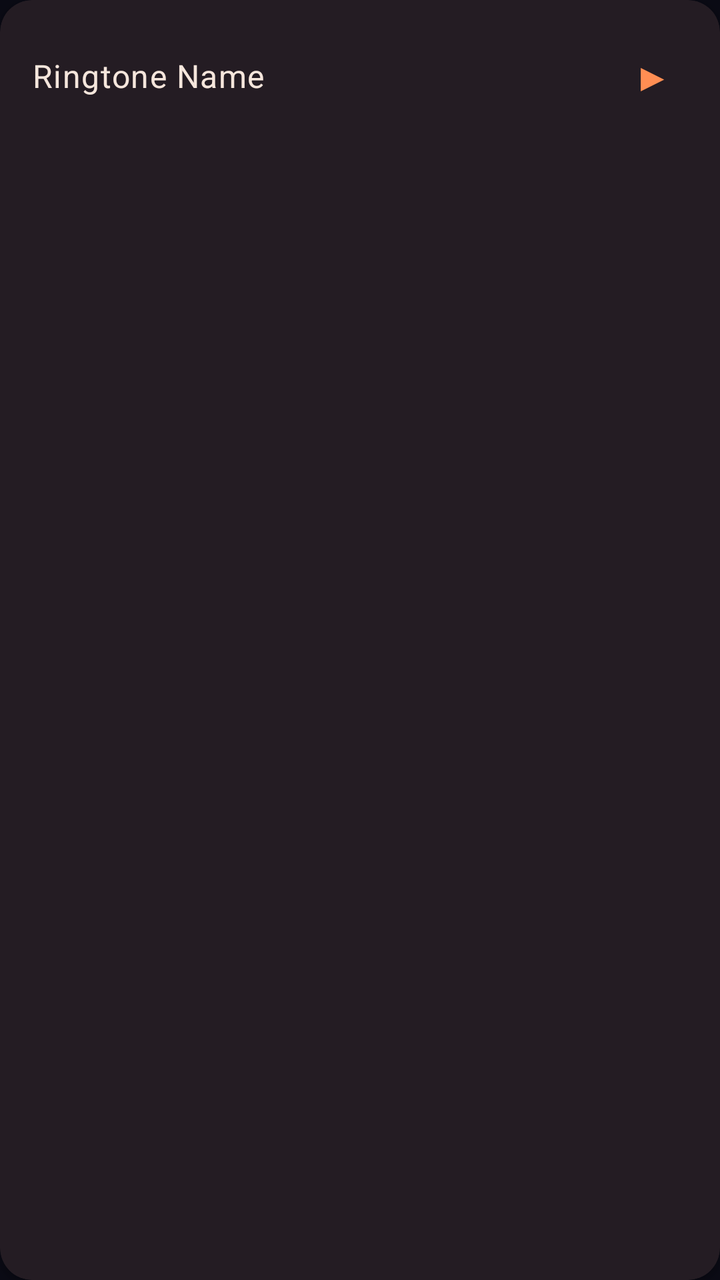
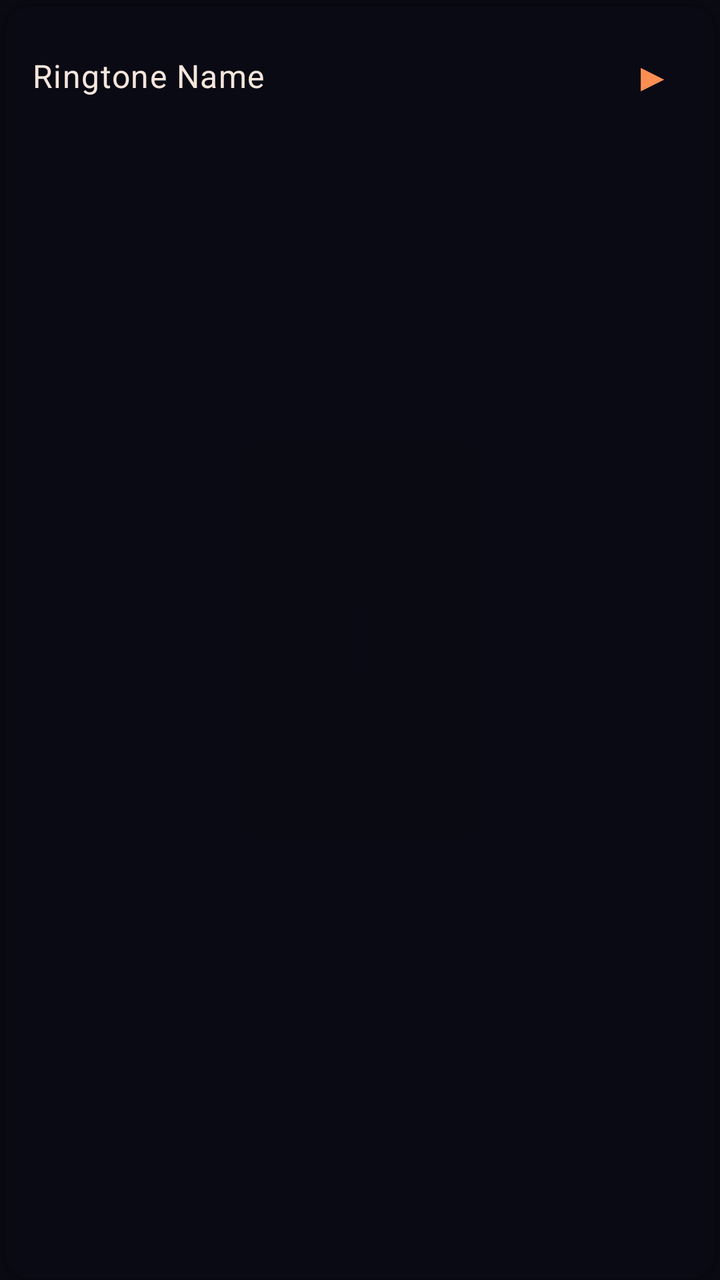

Screens rendered from an Android XML layout before and after an edit, with the pre-edit source and the edit as a unified diff.
<!-- AndroidManifest.xml: application theme Theme.MyApplication -->
<!-- res/layout/item_ringtone.xml -->
<?xml version="1.0" encoding="utf-8"?>
<com.google.android.material.card.MaterialCardView
    xmlns:android="http://schemas.android.com/apk/res/android"
    xmlns:app="http://schemas.android.com/apk/res-auto"
    android:id="@+id/ringtoneCard"
    android:layout_width="match_parent"
    android:layout_height="wrap_content"
    android:layout_marginHorizontal="16dp"
    android:layout_marginVertical="8dp"
    app:cardBackgroundColor="@color/md_theme_dark_surface"
    app:cardCornerRadius="16dp"
    app:cardElevation="2dp"
    app:strokeWidth="0dp">

    <LinearLayout
        android:layout_width="match_parent"
        android:layout_height="wrap_content"
        android:orientation="horizontal"
        android:padding="16dp"
        android:gravity="center_vertical">

        <TextView
            android:id="@+id/ringtoneTitle"
            android:layout_width="0dp"
            android:layout_height="wrap_content"
            android:layout_weight="1"
            android:textAppearance="@style/TextAppearance.Material3.BodyLarge"
            android:textColor="@color/md_theme_dark_onSurface"
            android:text="Ringtone Name"
            android:maxLines="1"
            android:ellipsize="end"/>

        <TextView
            android:id="@+id/previewIcon"
            android:layout_width="wrap_content"
            android:layout_height="wrap_content"
            android:text="▶"
            android:textSize="20sp"
            android:textColor="@color/md_theme_dark_primary"
            android:padding="8dp"
            android:background="?attr/selectableItemBackgroundBorderless"
            android:clickable="true"
            android:focusable="true"
            android:layout_marginStart="16dp"/>

    </LinearLayout>

</com.google.android.material.card.MaterialCardView>
<!-- resources referenced by this layout -->
<resources>
  <color name="md_theme_dark_onSurface">#F5E6DC</color>
  <color name="md_theme_dark_primary">#FF8E53</color>
  <color name="md_theme_dark_surface">#141420</color>
  <style name="Theme.MyApplication" parent="Base.Theme.Rooster" />
  <color name="md_theme_dark_onPrimary">#FFFFFF</color>
  <color name="md_theme_dark_primaryContainer">#FF6B35</color>
  <color name="md_theme_dark_onPrimaryContainer">#FFFFFF</color>
  <color name="md_theme_dark_secondary">#FFB86C</color>
  <color name="md_theme_dark_onSecondary">#1C0F0A</color>
  <color name="md_theme_dark_secondaryContainer">#FF8E53</color>
  <color name="md_theme_dark_onSecondaryContainer">#FFFFFF</color>
  <color name="md_theme_dark_tertiary">#FFD89C</color>
  <color name="md_theme_dark_onTertiary">#1C0F0A</color>
  <color name="md_theme_dark_tertiaryContainer">#FFB86C</color>
  <color name="md_theme_dark_onTertiaryContainer">#1C0F0A</color>
  <color name="md_theme_dark_error">#FFB4AB</color>
  <color name="md_theme_dark_onError">#690005</color>
  <color name="md_theme_dark_errorContainer">#93000A</color>
  <color name="md_theme_dark_onErrorContainer">#FFDAD6</color>
  <color name="md_theme_dark_surfaceVariant">#2A1F2E</color>
  <color name="md_theme_dark_onSurfaceVariant">#F5E6DC</color>
  <color name="md_theme_dark_background">#0A0A14</color>
  <color name="md_theme_dark_onBackground">#F5E6DC</color>
  <color name="md_theme_dark_outline">#8B6F5F</color>
  <color name="md_theme_dark_outlineVariant">#3D2F2A</color>
  <style name="ShapeAppearance.Rooster.SmallComponent" parent="ShapeAppearance.Material3.SmallComponent">
          <item name="cornerFamily">rounded</item>
          <item name="cornerSize">16dp</item>
      </style>
  <style name="ShapeAppearance.Rooster.MediumComponent" parent="ShapeAppearance.Material3.MediumComponent">
          <item name="cornerFamily">rounded</item>
          <item name="cornerSize">24dp</item>
      </style>
  <style name="ShapeAppearance.Rooster.LargeComponent" parent="ShapeAppearance.Material3.LargeComponent">
          <item name="cornerFamily">rounded</item>
          <item name="cornerSize">32dp</item>
      </style>
  <!-- unchanged entries left out for length: 1 -->
</resources>

<!-- the commit's change to res/layout/item_ringtone.xml (unified diff, before → after) -->
@@ -7,7 +7,8 @@
     android:layout_height="wrap_content"
     android:layout_marginHorizontal="16dp"
     android:layout_marginVertical="8dp"
-    app:cardBackgroundColor="@color/md_theme_dark_surface"
+    app:cardBackgroundColor="@android:color/transparent"
+    android:background="@drawable/settings_card_background"
     app:cardCornerRadius="16dp"
     app:cardElevation="2dp"
     app:strokeWidth="0dp">
<!-- resource entries referenced after the edit -->
@@ -2,8 +2,48 @@
 <resources>
   <color name="md_theme_dark_onSurface">#F5E6DC</color>
   <color name="md_theme_dark_primary">#FF8E53</color>
+  <!-- drawable settings_card_background (drawable) -->
+  <?xml version="1.0" encoding="utf-8"?>
+  <layer-list xmlns:android="http://schemas.android.com/apk/res/android">
+      
+      <item>
+          <shape android:shape="rectangle">
+              <solid android:color="@color/shadow_light"/>
+              <corners android:radius="16dp"/>
+          </shape>
+      </item>
+      
+      
+      <item
+          android:bottom="1dp"
+          android:right="1dp">
+          <shape android:shape="rectangle">
+              <gradient
+                  android:angle="135"
+                  android:startColor="@color/card_gradient_start"
+                  android:centerColor="@color/card_gradient_mid"
+                  android:endColor="@color/card_gradient_end"
+                  android:type="linear" />
+              <corners android:radius="16dp"/>
+          </shape>
+      </item>
+      
+      
+      <item>
+          <shape android:shape="rectangle">
+              <stroke
+                  android:width="0.5dp"
+                  android:color="@color/md_theme_dark_outlineVariant" />
+              <corners android:radius="16dp"/>
+          </shape>
+      </item>
+  </layer-list>
   <color name="md_theme_dark_surface">#141420</color>
   <style name="Theme.MyApplication" parent="Base.Theme.Rooster" />
+  <color name="shadow_light">#20000000</color>
+  <color name="card_gradient_start">#1E1E2E</color>
+  <color name="card_gradient_mid">#242432</color>
+  <color name="card_gradient_end">#2A2A3A</color>
   <color name="md_theme_dark_onPrimary">#FFFFFF</color>
   <color name="md_theme_dark_primaryContainer">#FF6B35</color>
   <color name="md_theme_dark_onPrimaryContainer">#FFFFFF</color>
